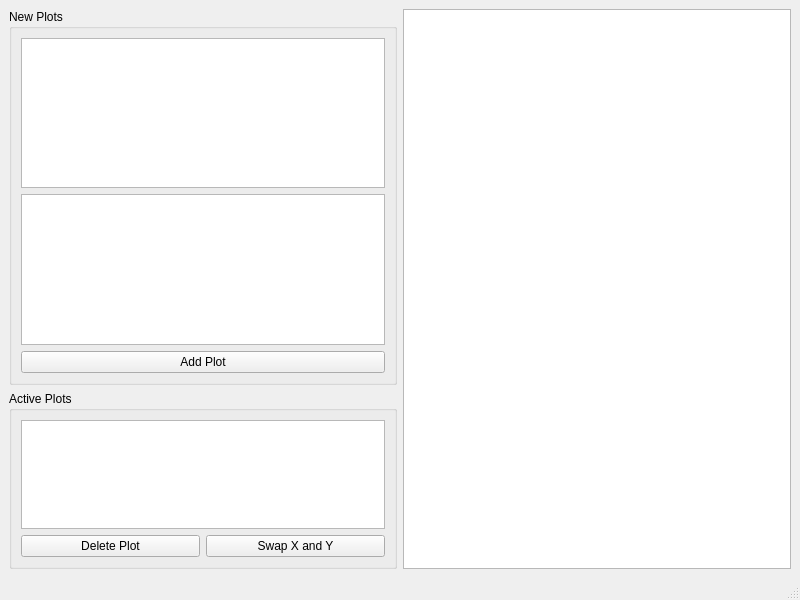
Old version of the form src/python/lcmplot/multiplotwindow.ui in the repository USYD-RowBot/acfr-lcm.
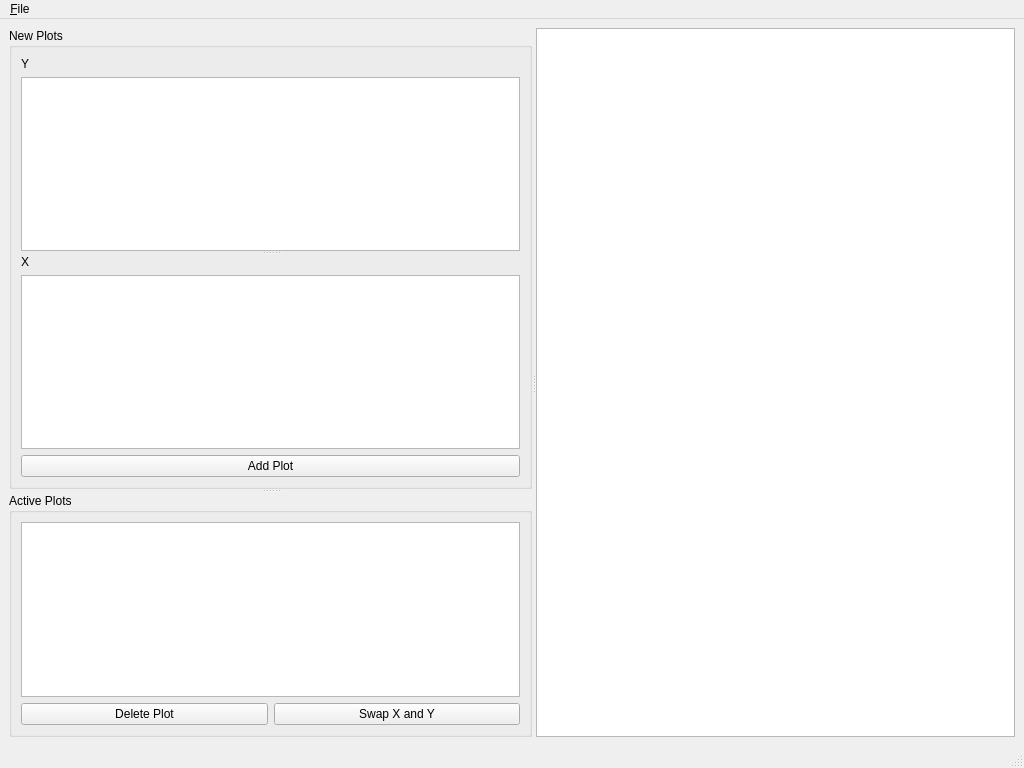
New version of the form. Custom widgets are drawn as their Qt base class.

Commit message: lcmdataplot: enable opening lcm logs from GUI, cleanup

Patch:
```diff
--- a/src/python/lcmplot/multiplotwindow.ui
+++ b/src/python/lcmplot/multiplotwindow.ui
@@ -6,8 +6,8 @@
    <rect>
     <x>0</x>
     <y>0</y>
-    <width>800</width>
-    <height>600</height>
+    <width>1024</width>
+    <height>768</height>
    </rect>
   </property>
   <property name="windowTitle">
@@ -16,39 +16,68 @@
   <widget class="QWidget" name="centralwidget">
    <layout class="QHBoxLayout" name="horizontalLayout">
     <item>
-     <layout class="QVBoxLayout" name="verticalLayout">
-      <item>
+     <widget class="QSplitter" name="splitter_3">
+      <property name="orientation">
+       <enum>Qt::Horizontal</enum>
+      </property>
+      <widget class="QSplitter" name="splitter_2">
+       <property name="orientation">
+        <enum>Qt::Vertical</enum>
+       </property>
        <widget class="QGroupBox" name="groupBox_2">
         <property name="title">
          <string>New Plots</string>
         </property>
-        <layout class="QVBoxLayout" name="verticalLayout_3">
+        <layout class="QVBoxLayout" name="verticalLayout_4">
          <item>
-          <widget class="DragTreeView" name="sourceView"/>
+          <widget class="QSplitter" name="splitter">
+           <property name="orientation">
+            <enum>Qt::Vertical</enum>
+           </property>
+           <widget class="QWidget" name="layoutWidget">
+            <layout class="QVBoxLayout" name="verticalLayout_2">
+             <item>
+              <widget class="QLabel" name="label">
+               <property name="text">
+                <string>Y</string>
+               </property>
+              </widget>
+             </item>
+             <item>
+              <widget class="DragTreeView" name="sourceView"/>
+             </item>
+            </layout>
+           </widget>
+           <widget class="QWidget" name="layoutWidget">
+            <layout class="QVBoxLayout" name="verticalLayout">
+             <item>
+              <widget class="QLabel" name="label_2">
+               <property name="text">
+                <string>X</string>
+               </property>
+              </widget>
+             </item>
+             <item>
+              <widget class="QListView" name="potentialView"/>
+             </item>
+            </layout>
+           </widget>
+          </widget>
          </item>
          <item>
-          <widget class="QListView" name="potentialView"/>
-         </item>
-         <item>
-          <layout class="QHBoxLayout" name="horizontalLayout_3">
-           <item>
-            <widget class="QPushButton" name="addplotbutton">
-             <property name="text">
-              <string>Add Plot</string>
-             </property>
-            </widget>
-           </item>
-          </layout>
+          <widget class="QPushButton" name="addplotbutton">
+           <property name="text">
+            <string>Add Plot</string>
+           </property>
+          </widget>
          </item>
         </layout>
        </widget>
-      </item>
-      <item>
        <widget class="QGroupBox" name="groupBox">
         <property name="title">
          <string>Active Plots</string>
         </property>
-        <layout class="QVBoxLayout" name="verticalLayout_2">
+        <layout class="QVBoxLayout" name="verticalLayout_3">
          <item>
           <widget class="QTreeView" name="activeView"/>
          </item>
@@ -72,11 +101,9 @@
          </item>
         </layout>
        </widget>
-      </item>
-     </layout>
-    </item>
-    <item>
-     <widget class="DropPlotWidget" name="plotView"/>
+      </widget>
+      <widget class="DropPlotWidget" name="plotView"/>
+     </widget>
     </item>
    </layout>
   </widget>
@@ -85,10 +112,19 @@
     <rect>
      <x>0</x>
      <y>0</y>
-     <width>800</width>
+     <width>1028</width>
      <height>19</height>
     </rect>
    </property>
+   <widget class="QMenu" name="menu_File">
+    <property name="title">
+     <string>&amp;File</string>
+    </property>
+    <addaction name="actionOpen"/>
+    <addaction name="separator"/>
+    <addaction name="actionExit"/>
+   </widget>
+   <addaction name="menu_File"/>
   </widget>
   <widget class="QStatusBar" name="statusbar"/>
  </widget>
```
Left out of the diff: 15 changed lines with no effect on the pictures. The commit also changes 4 other files.
